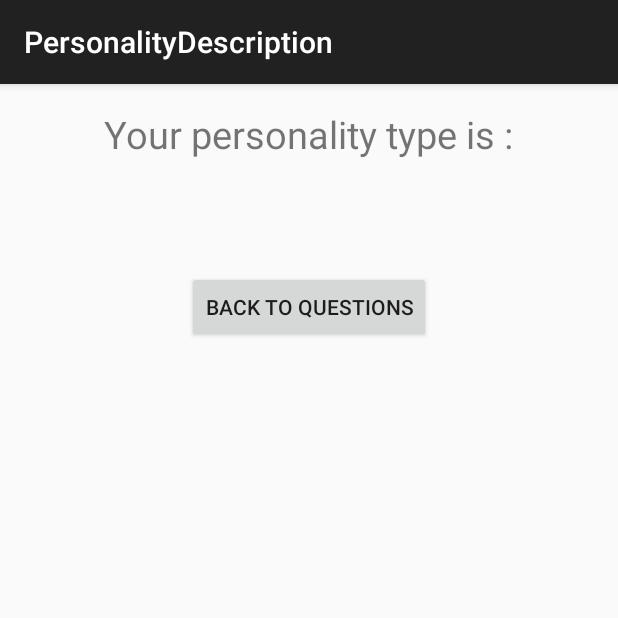
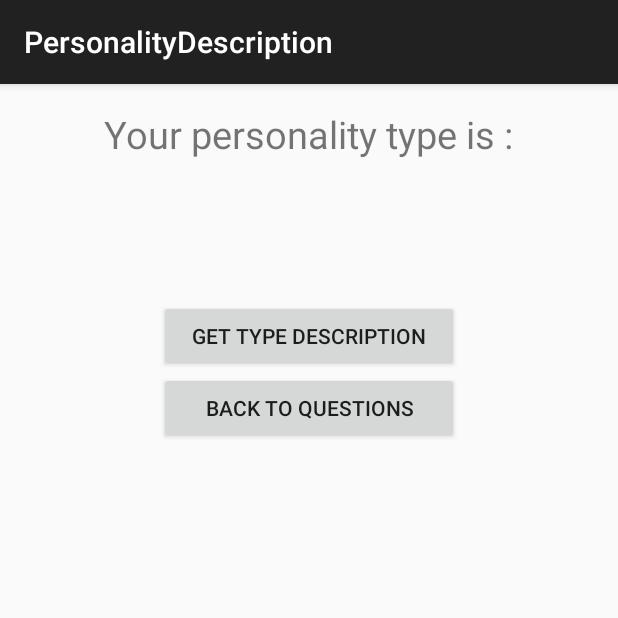
Before and after one commit to todorxp/EasyMBTI, an Android app: the PersonalityDescription screen opened directly, with no data from a screen before it, on a phone screen of 412 x 824 dp, the top half of it. Run offline under Robolectric (Android 15) with nearby library versions, the phone set to English and light mode, and no system bars; 1 statement that could not run was skipped.

Commit message:
Added type description codes and links to website

```diff
--- a/app/src/main/java/com/mg/uros/easymbti/PersonalityDescription.java
+++ b/app/src/main/java/com/mg/uros/easymbti/PersonalityDescription.java
@@ -1,6 +1,9 @@
 package com.mg.uros.easymbti;
 
 import android.content.Intent;
+import android.content.res.Resources;
+import android.content.res.TypedArray;
+import android.net.Uri;
 import android.support.v7.app.ActionBarActivity;
 import android.os.Bundle;
 import android.util.Log;
@@ -12,6 +15,8 @@ import android.widget.TextView;
 
 public class PersonalityDescription extends ActionBarActivity {
 
+    private Resources res = EasyMBTI.getContext().getResources();
+    private String MBTIType;
 
     @Override
     protected void onCreate(Bundle savedInstanceState) {
@@ -20,20 +25,37 @@ public class PersonalityDescription extends ActionBarActivity {
 
         Intent activityThatCalled = getIntent();
 
-
-
-        String MBTIType = activityThatCalled.getStringExtra("Type");
-
-        Log.v("Result", "MBTIType  is " + MBTIType);
+        MBTIType = activityThatCalled.getStringExtra("Type");
 
         TextView MBTITypeTextView = (TextView) findViewById(R.id.MBTITypeText);
 
         MBTITypeTextView.setText(MBTIType);
 
+       // TextView longText = (TextView) findViewById(R.id.type_description_long_text);
+        //  longText.setText(types.getString(mbtiCode));
 
 
 
+
+     //   Log.v("ENFJ", fix);
+
     }
+
+    /*
+    private String findTypeDecsriptionText(String MBTIType)
+    {
+        String txt;
+        TypedArray types = res.obtainTypedArray(R.array.PersonalityTypes);
+
+        if (MBTIType.equals("ESFJ"))
+        {
+
+             txt = types.getString(0);
+        }
+
+        return txt;
+    }
+    */
 
     @Override
     public boolean onCreateOptionsMenu(Menu menu) {
@@ -61,4 +83,19 @@ public class PersonalityDescription extends ActionBarActivity {
 
         finish();
     }
+
+    public void onTypeDescriptionClick(View view) {
+
+        TypedArray types = res.obtainTypedArray(R.array.PersonalityTypes);
+
+        int mbtiCode = Score.FindPersonalityCode(MBTIType);
+
+        String typeURL = types.getString(mbtiCode);
+
+        types.recycle();
+
+        Intent browserIntent = new Intent(Intent.ACTION_VIEW, Uri.parse(typeURL));
+
+        startActivity(browserIntent);
+    }
 }
--- a/app/src/main/res/layout/activity_personality_description.xml
+++ b/app/src/main/res/layout/activity_personality_description.xml
@@ -23,11 +23,25 @@
         android:layout_width="wrap_content"
         android:layout_height="wrap_content" />
 
+    <TextView
+        android:id="@+id/type_description_long_text"
+        android:layout_width="wrap_content"
+        android:layout_height="wrap_content"
+        />
     <Button
-        android:layout_width="wrap_content"
+        android:layout_width="200dp"
+        android:layout_height="wrap_content"
+        android:text="Get type Description"
+        android:layout_gravity="center"
+        android:onClick="onTypeDescriptionClick"/>
+    <Button
+        android:layout_width="200dp"
         android:layout_height="wrap_content"
         android:text="@string/back_to_questions_button_text"
         android:layout_gravity="center"
         android:onClick="onBackToQuestions"/>
 
+
+
+
 </LinearLayout>
--- a/app/src/main/res/layout/activity_welcome.xml
+++ b/app/src/main/res/layout/activity_welcome.xml
@@ -9,8 +9,10 @@
     android:paddingBottom="@dimen/activity_vertical_margin"
     tools:context="com.mg.uros.easymbti.WelcomeActivity">
 
-    <TextView android:text="@string/welcome_text" android:layout_width="wrap_content"
-        android:layout_height="wrap_content" />
+    <TextView android:text="@string/welcome_text"
+        android:layout_width="wrap_content"
+        android:layout_height="wrap_content"
+        android:textSize="15sp"/>
 
     <Button
         android:layout_width="wrap_content"
--- a/app/src/main/res/values/strings.xml
+++ b/app/src/main/res/values/strings.xml
@@ -1,10 +1,9 @@
 <resources>
     <string name="app_name">EasyMBTI</string>
-
+    <string name="question_text">question</string>
     <string name="hello_world">Hello world!</string>
     <string name="action_settings">Settings</string>
-    <string name="welcome_text">This free online personality test, along with our eBooks and articles, can help you determine your four-letter personality type (e.g., INFJ, INFP, INTJ, INTP). For each of the 36 items below, select the letter associated with the word or phrase that best captures your historical personality preferences.\nTry not to overthink your responses. If you are unsure of how to respond, you can leave the item unmarked.</string>
-    <string name="first_question">Nije</string>
+    <string name="welcome_text">This free online personality test, can help you determine your four-letter personality type (e.g., INFJ, INFP, INTJ, INTP). For each of the 28 items below, click on the word or phrase that best captures your historical personality preferences.\nTry not to overthink your responses. If you are unsure of how to respond, you can leave the item unmarked.</string>
     <string name="title_activity_welcome">EasyMBTI</string>
     <string name="take_test_button_text">Take Test</string>
     <string name="title_activity_personality_description">PersonalityDescription</string>
--- /dev/null
+++ b/app/src/main/res/values/types.xml
@@ -0,0 +1,47 @@
+<?xml version="1.0" encoding="utf-8"?>
+<resources>
+
+    <item name="ESFJ" type="string">http://personalityjunkie.com/esfj-type-profile/</item>
+    <item name="ESFP" type="string">http://personalityjunkie.com/esfp-type-profile/</item>
+    <item name="ESTJ" type="string">http://personalityjunkie.com/estj-type-profile/</item>
+    <item name="ESTP" type="string">http://personalityjunkie.com/estp-type-profile/</item>
+    <item name="ENFJ" type="string">http://personalityjunkie.com/enfj-type-profile/</item>
+    <item name="ENFP" type="string">http://personalityjunkie.com/enfp-type-profile/</item>
+    <item name="ENTJ" type="string">http://personalityjunkie.com/entj-type-profile/</item>
+    <item name="ENTP" type="string">http://personalityjunkie.com/entp-type-profile/</item>
+
+
+    <item name="ISFJ" type="string">http://personalityjunkie.com/isfj-type-profile/</item>
+    <item name="ISFP" type="string">http://personalityjunkie.com/isfp-type-profile/</item>
+    <item name="ISTJ" type="string">http://personalityjunkie.com/istj-type-profile/</item>
+    <item name="ISTP" type="string">http://personalityjunkie.com/istp-type-profile/</item>
+    <item name="INFJ" type="string">http://personalityjunkie.com/infj-type-profile/</item>
+    <item name="INFP" type="string">http://personalityjunkie.com/infp-type-profile/</item>
+    <item name="INTJ" type="string">http://personalityjunkie.com/intj-type-profile/</item>
+    <item name="INTP" type="string">http://personalityjunkie.com/intp-type-profile/</item>
+
+
+
+
+
+    <integer-array name="PersonalityTypes">
+        <item>@string/ESFJ</item>
+        <item>@string/ESFP</item>
+        <item>@string/ESTJ</item>
+        <item>@string/ESTP</item>
+        <item>@string/ENFJ</item>
+        <item>@string/ENFP</item>
+        <item>@string/ENTJ</item>
+        <item>@string/ENTP</item>
+
+        <item>@string/ISFJ</item>
+        <item>@string/ISFP</item>
+        <item>@string/ISTJ</item>
+        <item>@string/ISTP</item>
+        <item>@string/INFJ</item>
+        <item>@string/INFP</item>
+        <item>@string/INTJ</item>
+        <item>@string/INTP</item>
+    </integer-array>
+
+</resources>
```
Also changed, not shown: app/src/main/java/com/mg/uros/easymbti/Score.java (+71 -0 lines), app/src/main/res/layout/row_layout.xml (+6 -3 lines).
